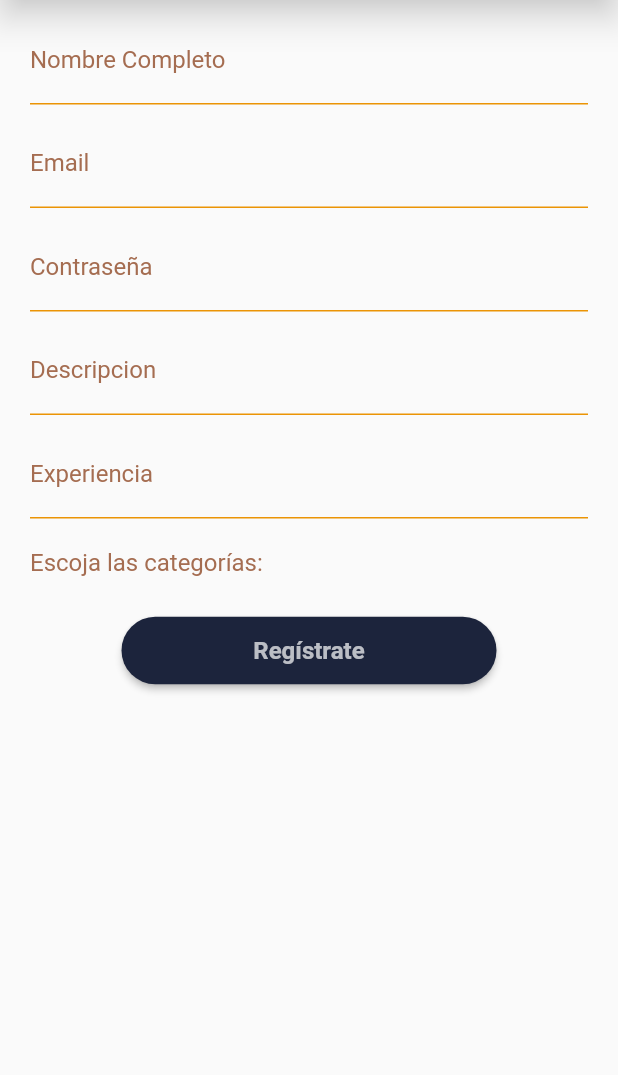
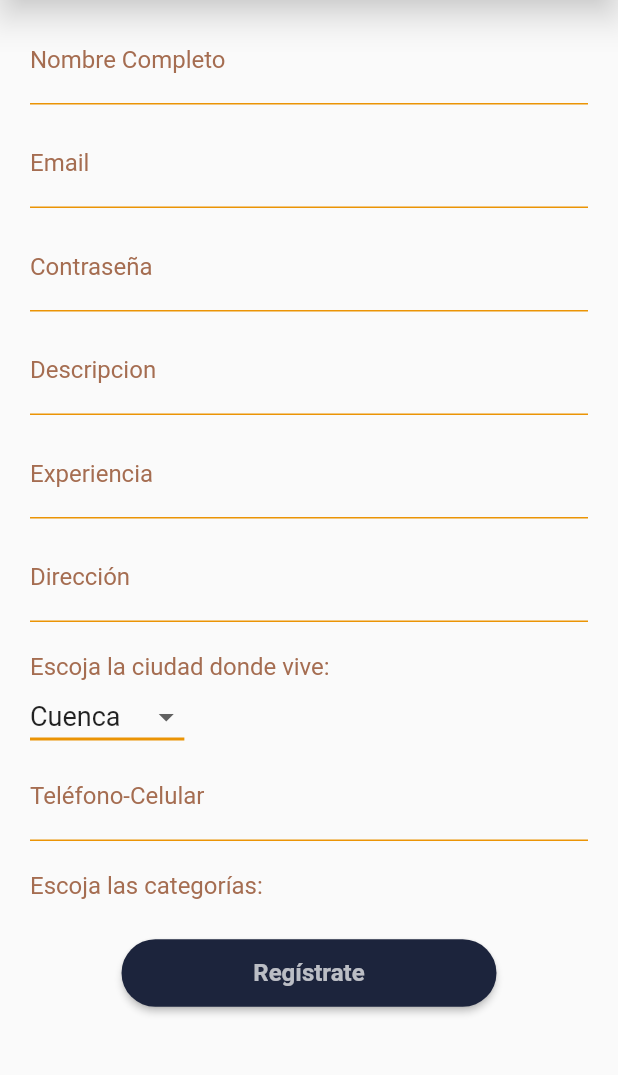
Before and after one commit to practicatto/Frontend-LP, a Flutter app: the RegistroAbogado screen opened by its route, on a phone screen of 412 x 824 dp, the part 104-1179 px from its top. Run offline on Flutter 3.47's test engine with Material 2 defaults, Android fonts, the phone set to English and light mode, and no system bars; our stand-ins replace flutter_secure_storage, flutter_svg; accounts and stored records are empty; network calls fail; Roboto replaces fonts that are missing (Hind).

Commit message:
Adding location and phone to lawyer register

```diff
--- a/abonet/lib/providers/register_form_provider.dart
+++ b/abonet/lib/providers/register_form_provider.dart
@@ -7,7 +7,8 @@ class RegisterFormProvider extends ChangeNotifier {
   String password = "";
   String descripcion = "";
   String experiencia = "";
-
+  String direccion = "";
+  String telefono = "";
 
   bool _isLoading = false;
 
--- a/abonet/lib/services/api_service.dart
+++ b/abonet/lib/services/api_service.dart
@@ -12,6 +12,14 @@ class ApiService extends ChangeNotifier {
   final List<Categoria> categorias = [];
   final List<Ciudad> ciudades = [];
   final List<Abogado> abogados = [];
+  static List<String> ciudadesAll = [
+    "Cuenca",
+    "Duran",
+    "Guayaquil",
+    "Loja",
+    "Quito",
+    "Manta"
+  ];
   bool isLoading = true;
   final storage = new FlutterSecureStorage();
 
@@ -124,4 +132,40 @@ class ApiService extends ChangeNotifier {
       }
     });
   }
+
+  Future<void> postUbicacion(
+      String ciudad, String direccion, String abogadoId) async {
+    Map<String, dynamic> data = {
+      "ciudad": ciudad,
+      "direccion": direccion,
+      "abogadoId": int.parse(abogadoId),
+    };
+    print(json.encode(data));
+    final url = Uri.parse("http://${_baseUrl}ubicacion/");
+    final resp = await http.post(url,
+        headers: {"Content-Type": "application/json"}, body: json.encode(data));
+    print(resp.body);
+    if (resp.statusCode == 500) {
+      throw Exception("Ocurrio un error al guardar la ubicacion del abogado");
+    } else {
+      print("Ubicacion guardada");
+    }
+  }
+
+  Future<void> postTelefono(String telefono, String abogadoId) async {
+    Map<String, dynamic> data = {
+      "telefono": telefono,
+      "abogadoId": int.parse(abogadoId),
+    };
+    print(json.encode(data));
+    final url = Uri.parse("http://${_baseUrl}telefono/");
+    final resp = await http.post(url,
+        headers: {"Content-Type": "application/json"}, body: json.encode(data));
+    if (resp.statusCode == 500) {
+      throw Exception("Ocurrio un error al guardar el telefono del abogado");
+    } else {
+      print(resp.body);
+      print("Telefono guardado");
+    }
+  }
 }
--- a/abonet/lib/views/check_auth.dart
+++ b/abonet/lib/views/check_auth.dart
@@ -3,7 +3,6 @@ import 'package:abonet/views/home.dart';
 import 'package:abonet/views/login.dart';
 import 'package:flutter/material.dart';
 import 'package:provider/provider.dart';
-import 'package:abonet/routes/routes.dart' as route;
 
 class CheckAuthScreen extends StatelessWidget {
   @override
--- a/abonet/lib/views/login.dart
+++ b/abonet/lib/views/login.dart
@@ -1,7 +1,6 @@
 import 'package:abonet/models/login_model.dart';
 import 'package:abonet/routes/routes.dart' as route;
 import 'package:abonet/services/auth_service.dart';
-import 'package:abonet/services/login_service.dart';
 import 'package:flutter/material.dart';
 import 'package:provider/provider.dart';
 
--- a/abonet/lib/views/register_abogado.dart
+++ b/abonet/lib/views/register_abogado.dart
@@ -112,6 +112,21 @@ class RegisterForm extends StatelessWidget {
               onChanged: (value) => registerForm.experiencia = value,
               decoration: InputDecorations.authInputDecoration(
                   hintText: "Trabajo en...", labelText: "Experiencia")),
+          SizedBox(height: 10),
+          TextFormField(
+              minLines: 1,
+              maxLines: 3,
+              onChanged: (value) => registerForm.direccion = value,
+              decoration: InputDecorations.authInputDecoration(
+                  hintText: "Vivo en la Av...", labelText: "Dirección")),
+          SizedBox(height: 20),
+          CiudadesDropDown(),
+          TextFormField(
+              minLines: 1,
+              maxLines: 3,
+              onChanged: (value) => registerForm.telefono = value,
+              decoration: InputDecorations.authInputDecoration(
+                  hintText: "0987456123", labelText: "Teléfono-Celular")),
           SizedBox(height: 20),
           CategCheckBox(
             apiService: apiService,
@@ -141,6 +156,12 @@ class RegisterForm extends StatelessWidget {
                         .then((value) async {
                       print(value);
                       CategCheckBox.createCatAbog(value!);
+                      await apiService.postUbicacion(
+                          CiudadesDropDown.ciudadElegida,
+                          registerForm.direccion,
+                          value);
+                      await apiService.postTelefono(
+                          registerForm.telefono, value);
                     });
 
                     Navigator.pushReplacementNamed(context, route.homeView);
@@ -239,3 +260,47 @@ class _CategCheckBoxState extends State<CategCheckBox> {
     );
   }
 }
+
+class CiudadesDropDown extends StatefulWidget {
+  CiudadesDropDown({Key? key}) : super(key: key);
+  var ciudadesTotales = ApiService.ciudadesAll;
+  static String ciudadElegida = ApiService.ciudadesAll[0];
+
+  @override
+  State<CiudadesDropDown> createState() => _CiudadesDropDownState();
+}
+
+class _CiudadesDropDownState extends State<CiudadesDropDown> {
+  @override
+  Widget build(BuildContext context) {
+    return Container(
+      width: double.infinity,
+      child: Column(
+        crossAxisAlignment: CrossAxisAlignment.start,
+        children: [
+          Text("Escoja la ciudad donde vive:",
+              style: TextStyle(fontSize: 16, color: Color(0xffa56d51))),
+          DropdownButton<String>(
+            value: CiudadesDropDown.ciudadElegida,
+            items: widget.ciudadesTotales
+                .map<DropdownMenuItem<String>>((String value) {
+              return DropdownMenuItem<String>(
+                value: value,
+                child: Text(value, style: TextStyle(fontSize: 18)),
+              );
+            }).toList(),
+            onChanged: (String? newValue) {
+              setState(() {
+                CiudadesDropDown.ciudadElegida = newValue!;
+              });
+            },
+            underline: Container(
+              height: 2,
+              color: Color(0xffeb9405),
+            ),
+          ),
+        ],
+      ),
+    );
+  }
+}
--- a/abonet/lib/views/register_user.dart
+++ b/abonet/lib/views/register_user.dart
@@ -1,5 +1,4 @@
 import 'package:abonet/providers/register_form_provider.dart';
-import 'package:abonet/services/api_service.dart';
 import 'package:abonet/services/auth_service.dart';
 import 'package:abonet/ui/input_decorations.dart';
 import 'package:flutter/material.dart';
```
